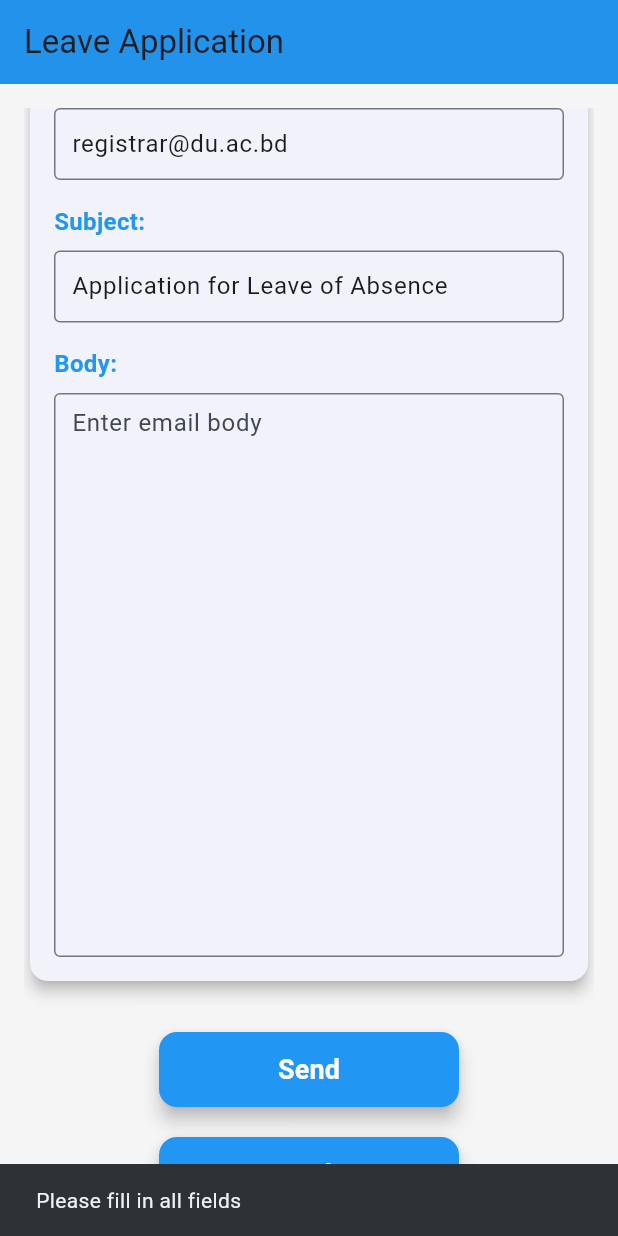
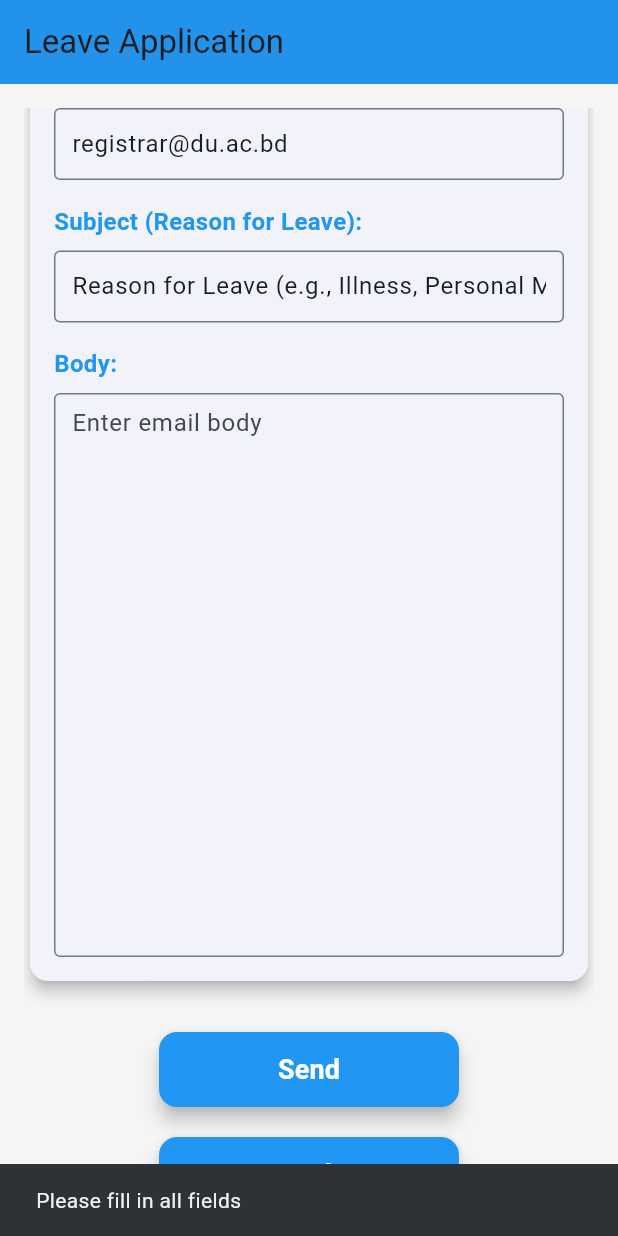
Before and after one commit to Sandra-Sara/BackendTeacherStudentApp, a Flutter app: the LeavePage screen opened directly, scrolled down 334 dp, after a tap on "Send", on a phone screen of 412 x 824 dp. Run offline on Flutter 3.47's test engine with Material 3 defaults, Android fonts, the phone set to English and light mode, and no system bars; our stand-ins replace file_picker, flutter_animate, shared_preferences, supabase_flutter; accounts and stored records are empty.

Commit message:
Teacher Student App

```diff
--- a/lib/attendance_page.dart
+++ b/lib/attendance_page.dart
@@ -26,7 +26,7 @@ class AttendancePage extends StatelessWidget {
             crossAxisAlignment: CrossAxisAlignment.start,
             children: [
               Image.asset(
-                'assets/dulogo1.png',
+                'assets/dulogo.png',
                 height: 150,
                 width: 300,
               ),
--- a/lib/examschedule_page.dart
+++ b/lib/examschedule_page.dart
@@ -27,7 +27,7 @@ class ExamSchedulePage extends StatelessWidget {
             crossAxisAlignment: CrossAxisAlignment.start,
             children: [
               Image.asset(
-                'assets/dulogo1.png',
+                'assets/dulogo.png',
                 height: 150,
                 width: 300,
               ),
--- a/lib/leave_page.dart
+++ b/lib/leave_page.dart
@@ -1,4 +1,5 @@
 import 'package:flutter/material.dart';
+import 'package:supabase_flutter/supabase_flutter.dart';
 
 class LeavePage extends StatefulWidget {
   const LeavePage({super.key});
@@ -16,7 +17,7 @@ class _LeavePageState extends State<LeavePage> {
   void initState() {
     super.initState();
     _toController.text = 'registrar@du.ac.bd';
-    _subjectController.text = 'Application for Leave of Absence';
+    _subjectController.text = 'Reason for Leave (e.g., Illness, Personal Matter)'; // ইনিশিয়াল সাজেশন
   }
 
   @override
@@ -27,12 +28,35 @@ class _LeavePageState extends State<LeavePage> {
     super.dispose();
   }
 
-  void _sendEmail() {
+  Future<void> _sendEmail() async {
     if (_toController.text.isNotEmpty && _subjectController.text.isNotEmpty && _bodyController.text.isNotEmpty) {
-      ScaffoldMessenger.of(context).showSnackBar(
-        const SnackBar(content: Text('Email sent successfully!')),
-      );
-      _bodyController.clear();
+      try {
+        final supabase = Supabase.instance.client;
+        final userId = supabase.auth.currentUser?.id;
+
+        if (userId == null) {
+          ScaffoldMessenger.of(context).showSnackBar(
+            const SnackBar(content: Text('Please log in first.')),
+          );
+          return;
+        }
+
+        await supabase.from('leave_applications').insert({
+          'user_id': userId,
+          'to_email': _toController.text,
+          'subject': _subjectController.text,
+          'body': _bodyController.text,
+        });
+
+        ScaffoldMessenger.of(context).showSnackBar(
+          const SnackBar(content: Text('Leave application submitted successfully!')),
+        );
+        _bodyController.clear();
+      } catch (e) {
+        ScaffoldMessenger.of(context).showSnackBar(
+          SnackBar(content: Text('Error submitting application: $e')),
+        );
+      }
     } else {
       ScaffoldMessenger.of(context).showSnackBar(
         const SnackBar(content: Text('Please fill in all fields')),
@@ -100,7 +124,7 @@ class _LeavePageState extends State<LeavePage> {
                       ),
                       const SizedBox(height: 16),
                       const Text(
-                        'Subject:',
+                        'Subject (Reason for Leave):',
                         style: TextStyle(
                           fontSize: 16,
                           fontWeight: FontWeight.bold,
@@ -112,7 +136,7 @@ class _LeavePageState extends State<LeavePage> {
                         controller: _subjectController,
                         decoration: const InputDecoration(
                           border: OutlineInputBorder(),
-                          hintText: 'Enter subject',
+                          hintText: 'e.g., Illness, Family Emergency, etc.',
                           contentPadding: EdgeInsets.symmetric(horizontal: 8.0, vertical: 8.0),
                         ),
                       ),
--- a/pubspec.yaml
+++ b/pubspec.yaml
@@ -17,6 +17,8 @@ dependencies:
   supabase_flutter: ^2.0.0
   form_validation: ^3.2.0
   dotenv: ^4.2.0
+  http: ^0.13.3
+  path_provider: ^2.0.15
 
 dev_dependencies:
   flutter_test:
```
Also changed, not shown: lib/classwork_page.dart (+83 -3 lines), pubspec.lock.
